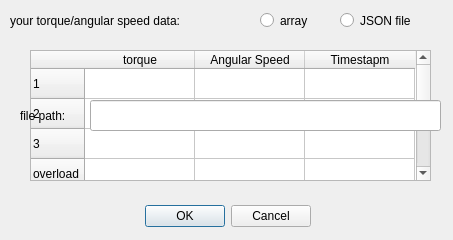
Before: the Qt Designer form gui/ui/data_dialog.ui in AimanHaidar/harmonic-drive-selector, drawn with Qt 5.
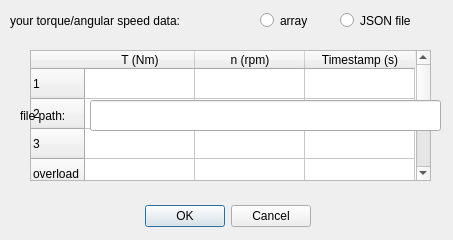
After: the same form once the commit is applied.

Commit message: edit data input labels

The edit to the form file:
```diff
--- a/gui/ui/data_dialog.ui
+++ b/gui/ui/data_dialog.ui
@@ -110,17 +110,17 @@
    </row>
    <column>
     <property name="text">
-     <string>torque</string>
+     <string>T (Nm)</string>
     </property>
    </column>
    <column>
     <property name="text">
-     <string>Angular Speed</string>
+     <string>n (rpm)</string>
     </property>
    </column>
    <column>
     <property name="text">
-     <string>Timestapm</string>
+     <string>Timestamp (s)</string>
     </property>
    </column>
   </widget>
```
The commit also changes 1 other file.
